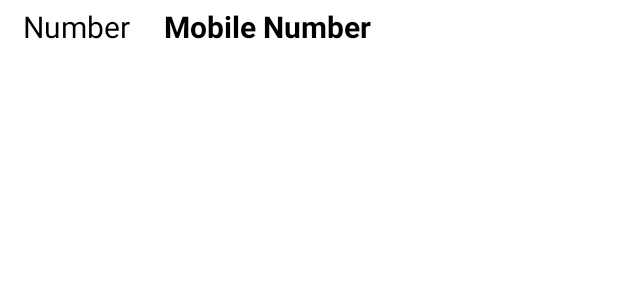
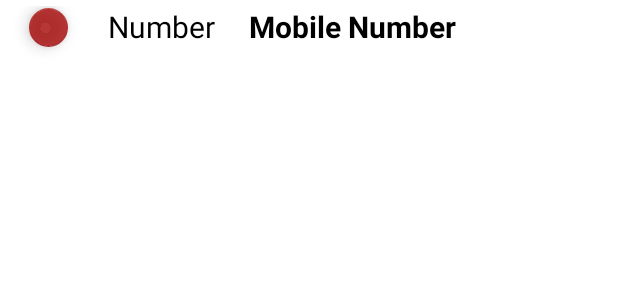
Before and after one commit to dimadboss/lab8_google_fit_vm, an Android app: the layout row.xml on its own in the app's theme, with its tools: preview values and no code run, on a phone screen of 412 x 824 dp. Shown: the top 300 px of the screen. Run offline under Robolectric (Android 15) with nearby library versions, the phone set to English and light mode, and no system bars.

Commit message:
implement deleting records

```diff
--- a/app/src/main/java/com/example/lab8_google_fit/ui/main/MainFragment.kt
+++ b/app/src/main/java/com/example/lab8_google_fit/ui/main/MainFragment.kt
@@ -49,7 +49,7 @@ class MainFragment : Fragment(), DatePickerDialog.OnDateSetListener,
         listView = mainActivity.findViewById(R.id.steps_list_view)
 
         val nameObserver = Observer<MutableList<StepsData>> { newList ->
-            val adapter = MyAdapter(requireContext(), newList)
+            val adapter = MyAdapter(requireContext(), mainActivity, newList, viewModel)
             listView.adapter = adapter
         }
 
--- a/app/src/main/res/layout/row.xml
+++ b/app/src/main/res/layout/row.xml
@@ -1,5 +1,6 @@
 <?xml version="1.0" encoding="utf-8"?>
 <LinearLayout xmlns:android="http://schemas.android.com/apk/res/android"
+    xmlns:app="http://schemas.android.com/apk/res-auto"
     android:layout_width="match_parent"
     android:layout_height="match_parent"
     android:orientation="vertical"
@@ -9,6 +10,16 @@
         android:layout_width="match_parent"
         android:layout_height="match_parent"
         android:orientation="horizontal">
+
+        <com.google.android.material.floatingactionbutton.FloatingActionButton
+            android:id="@+id/btnRemove"
+            android:layout_width="30dp"
+            android:layout_height="26dp"
+            android:layout_marginHorizontal="15dp"
+            android:layout_marginVertical="1dp"
+            android:layout_weight="1"
+            android:clickable="true"
+            app:backgroundTint="#C8A40000" />
 
         <TextView
             android:id="@+id/fromTime"
@@ -28,6 +39,7 @@
             android:textColor="@color/black"
             android:textSize="20sp"
             android:textStyle="bold" />
+
     </LinearLayout>
 
 </LinearLayout>
```
Also changed, not shown: app/src/main/java/com/example/lab8_google_fit/ui/main/MainViewModel.kt (+27 -0 lines), app/src/main/java/com/example/lab8_google_fit/ui/main/MyAdapter.kt (+11 -1 lines).
